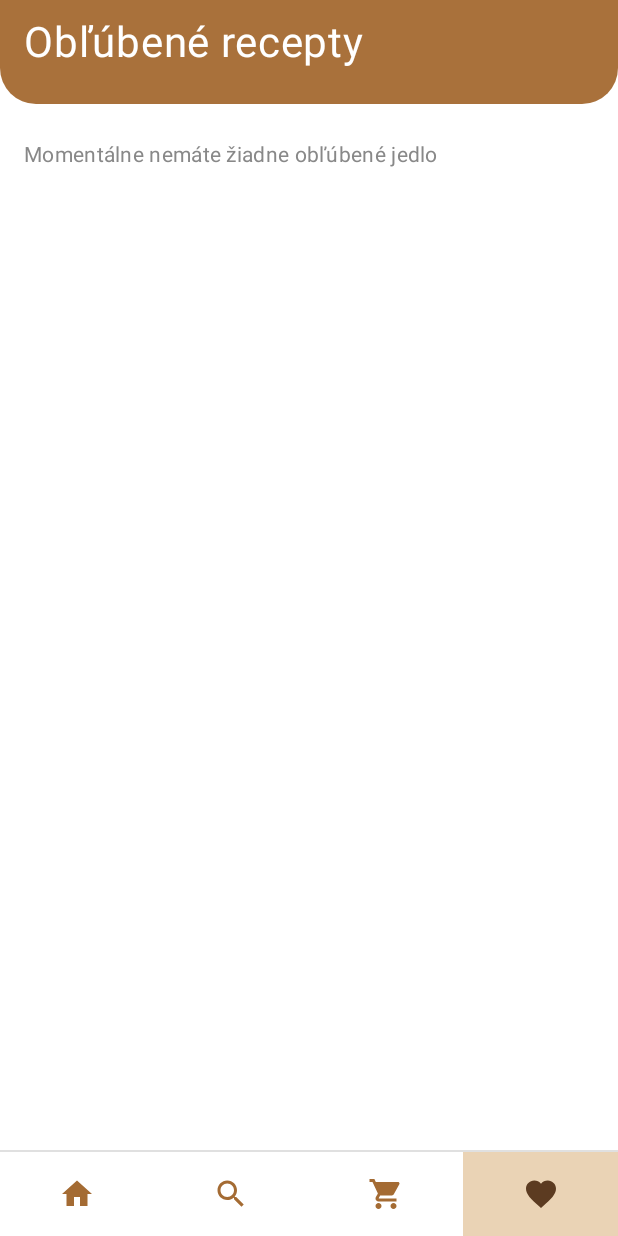
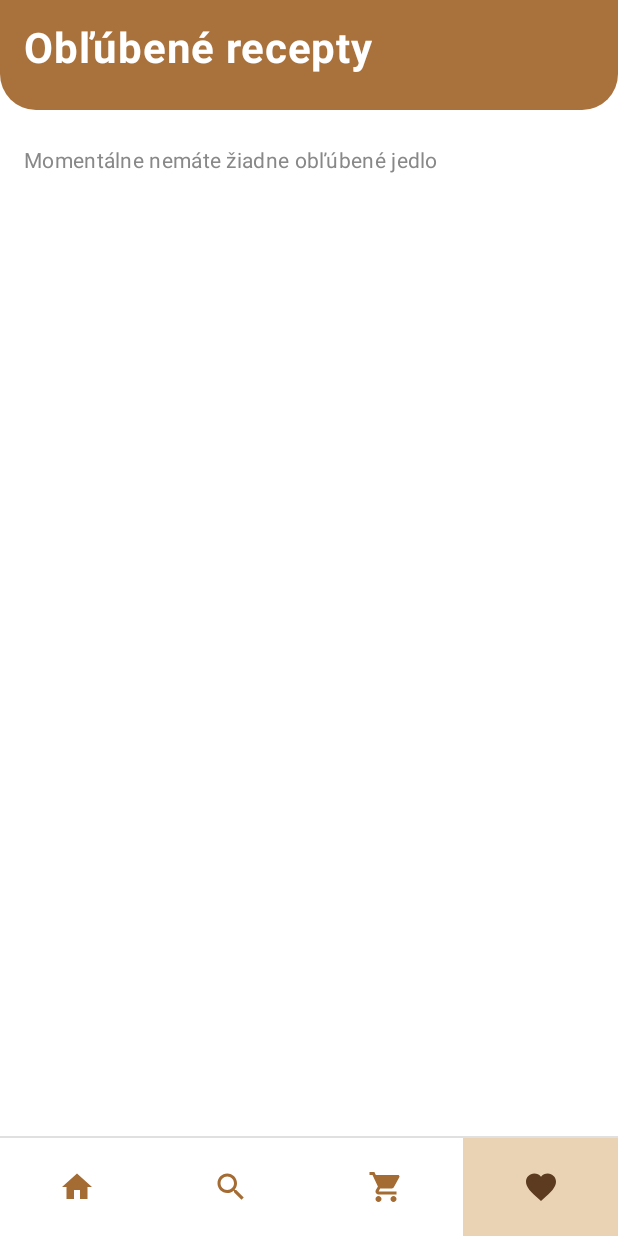
Before and after one commit to VladimirTison/SemestralnaPracaVAMZ, an Android app built with Jetpack Compose: the screen it shows after launch (MainActivity), after a tap on "Obľúbené", on a phone screen of 412 x 824 dp. Run offline under Robolectric (Android 15) with nearby library versions, the phone set to English and light mode, and no system bars; our stand-ins replace Room's generated code; 1 statement that could not run was skipped.

Commit message:
Drobné úpravy obrazoviek a sfunkčenie vyhľadávacieho poľa

```diff
--- a/app/src/main/java/com/example/vamz_tison/components/BottomMenuBar.kt
+++ b/app/src/main/java/com/example/vamz_tison/components/BottomMenuBar.kt
@@ -30,7 +30,7 @@ fun BottomMenuBar(
         Row(
             modifier = Modifier
                 .fillMaxWidth()
-                .height(56.dp)
+                .height(65.dp)
         ) {
             MenuItem(
                 selected = selected == "home",
--- /dev/null
+++ b/app/src/main/java/com/example/vamz_tison/components/Footer.kt
@@ -0,0 +1,38 @@
+package com.example.vamz_tison.components
+
+import androidx.compose.foundation.background
+import androidx.compose.foundation.layout.*
+import androidx.compose.material.Text
+import androidx.compose.runtime.Composable
+import androidx.compose.ui.Alignment
+import androidx.compose.ui.Modifier
+import androidx.compose.ui.graphics.Color
+import androidx.compose.ui.text.font.FontWeight
+import androidx.compose.ui.unit.dp
+import androidx.compose.ui.unit.sp
+
+@Composable
+fun FooterSection() {
+    Spacer(modifier = Modifier.height(32.dp))
+
+    Column(
+        modifier = Modifier
+            .fillMaxWidth()
+            .background(Color(0xFFA9713B))
+            .padding(vertical = 16.dp)
+    ) {
+        Text(
+            text = "Online kuchárka",
+            color = Color.White,
+            fontSize = 16.sp,
+            fontWeight = FontWeight.Bold,
+            modifier = Modifier.align(Alignment.CenterHorizontally)
+        )
+        Text(
+            text = "Vladimír Tisoň - semestrálna práca VAMZ",
+            color = Color.White,
+            fontSize = 14.sp,
+            modifier = Modifier.align(Alignment.CenterHorizontally)
+        )
+    }
+}
--- a/app/src/main/java/com/example/vamz_tison/components/RecipeGrid.kt
+++ b/app/src/main/java/com/example/vamz_tison/components/RecipeGrid.kt
@@ -13,6 +13,7 @@ import androidx.compose.material3.Text
 import androidx.compose.runtime.Composable
 import androidx.compose.ui.Alignment
 import androidx.compose.ui.Modifier
+import androidx.compose.ui.draw.clip
 import androidx.compose.ui.graphics.Color
 import androidx.compose.ui.graphics.asImageBitmap
 import androidx.compose.ui.layout.ContentScale
@@ -63,7 +64,8 @@ fun RecipeCard(food: FoodView, onClick: () -> Unit) {
                     contentDescription = food.name,
                     modifier = Modifier
                         .fillMaxWidth()
-                        .height(160.dp),
+                        .height(120.dp)
+                        .clip(RoundedCornerShape(8.dp)),
                     contentScale = ContentScale.Crop
                 )
             }
--- a/app/src/main/java/com/example/vamz_tison/screen/AllRecipesScreen.kt
+++ b/app/src/main/java/com/example/vamz_tison/screen/AllRecipesScreen.kt
@@ -26,6 +26,7 @@ import androidx.compose.ui.graphics.Color
 import androidx.compose.ui.unit.dp
 import androidx.compose.ui.unit.sp
 import androidx.compose.ui.text.font.FontWeight
+import com.example.vamz_tison.components.FooterSection
 import com.example.vamz_tison.viewmodel.AllRecipiesViewModel
 import com.example.vamz_tison.viewmodel.RecipeDetailViewModel
 import com.example.vamz_tison.components.RecipeGrid
@@ -270,6 +271,7 @@ fun AllRecipesScreen(
                                 Text("Filtrovať")
                             }
                         }
+
                     }
                 }
             }
--- a/app/src/main/java/com/example/vamz_tison/screen/FavoritesScreen.kt
+++ b/app/src/main/java/com/example/vamz_tison/screen/FavoritesScreen.kt
@@ -15,6 +15,7 @@ import androidx.compose.ui.Alignment
 import androidx.compose.ui.Modifier
 import androidx.compose.ui.graphics.Color
 import androidx.compose.ui.platform.LocalConfiguration
+import androidx.compose.ui.text.font.FontWeight
 import androidx.compose.ui.text.style.TextAlign
 import androidx.compose.ui.unit.dp
 import androidx.compose.ui.unit.sp
@@ -53,7 +54,7 @@ fun FavoritesScreen(viewModel: FavoritesViewModel = viewModel()) {
                         shape = RoundedCornerShape(bottomStart = 24.dp, bottomEnd = 24.dp)
                     )
                     .padding(
-                        top = WindowInsets.statusBars.asPaddingValues().calculateTopPadding() + 12.dp,
+                        top = WindowInsets.statusBars.asPaddingValues().calculateTopPadding() + 16.dp,
                         start = 16.dp,
                         end = 16.dp,
                         bottom = 24.dp
@@ -63,6 +64,7 @@ fun FavoritesScreen(viewModel: FavoritesViewModel = viewModel()) {
                     text = "Obľúbené recepty",
                     fontSize = 28.sp,
                     color = Color.White,
+                    fontWeight = FontWeight.Bold,
                     modifier = Modifier.align(Alignment.CenterStart)
                 )
             }
--- a/app/src/main/java/com/example/vamz_tison/screen/HomeScreen.kt
+++ b/app/src/main/java/com/example/vamz_tison/screen/HomeScreen.kt
@@ -12,6 +12,7 @@ import androidx.compose.foundation.rememberScrollState
 import androidx.compose.foundation.shape.CircleShape
 import androidx.compose.foundation.shape.RoundedCornerShape
 import androidx.compose.foundation.verticalScroll
+import androidx.compose.material.Card
 import androidx.compose.material.OutlinedTextField
 import androidx.compose.material.Text
 import androidx.compose.runtime.*
@@ -27,8 +28,10 @@ import androidx.compose.ui.res.painterResource
 import androidx.compose.ui.text.font.FontWeight
 import androidx.compose.ui.unit.dp
 import androidx.compose.ui.unit.sp
+import androidx.compose.ui.zIndex
 import androidx.lifecycle.viewmodel.compose.viewModel
 import com.example.vamz_tison.R
+import com.example.vamz_tison.components.FooterSection
 import com.example.vamz_tison.components.RecipeGrid
 import com.example.vamz_tison.viewmodel.AllRecipiesViewModel
 import com.example.vamz_tison.viewmodel.HomeViewModel
@@ -52,6 +55,14 @@ fun HomeScreen(
     val fontSize = if (isLandscape) 22.sp else 18.sp
     val headingFontSize = if (isLandscape) 24.sp else 20.sp
 
+    val filteredFoods = remember(searchText, uiState.foods) {
+        if (searchText.length >= 1) {
+            uiState.foods.filter {
+                it.name.contains(searchText, ignoreCase = true)
+            }.take(5)
+        } else emptyList()
+    }
+
     LaunchedEffect(Unit) {
         viewModel.loadHomeScreenBackground()
     }
@@ -74,6 +85,7 @@ fun HomeScreen(
             }
         )
     } else {
+        Box(modifier = Modifier.fillMaxSize()) {
             Column(
                 modifier = Modifier
                     .fillMaxSize()
@@ -92,10 +104,6 @@ fun HomeScreen(
                             bottom = 24.dp
                         )
                 ) {
-                Row(
-                    modifier = Modifier.fillMaxWidth(),
-                    verticalAlignment = Alignment.CenterVertically
-                ) {
                     Text(
                         text = "Online kuchárka",
                         fontSize = 28.sp,
@@ -103,20 +111,23 @@ fun HomeScreen(
                         color = Color.White
                     )
                 }
-            }
 
                 Spacer(modifier = Modifier.height(16.dp))
 
+                Box(
+                    modifier = Modifier
+                        .fillMaxWidth()
+                        .padding(horizontal = 24.dp)
+                ) {
                     OutlinedTextField(
                         value = searchText,
                         onValueChange = { searchText = it },
-                modifier = Modifier
-                    .fillMaxWidth()
-                    .padding(horizontal = 24.dp),
+                        modifier = Modifier.fillMaxWidth(),
                         placeholder = { Text("Zadajte hľadaný výraz") },
                         singleLine = true,
                         shape = RoundedCornerShape(12.dp)
                     )
+                }
 
                 Spacer(modifier = Modifier.height(16.dp))
 
@@ -236,25 +247,41 @@ fun HomeScreen(
                     onRecipeClick = { selectedDetailId = it.id }
                 )
 
-            Spacer(modifier = Modifier.height(32.dp))
+                FooterSection()
+            }
 
-            Column(modifier = Modifier
+            if (filteredFoods.isNotEmpty()) {
+                val suggestionOffset = if (isLandscape) 170.dp else 190.dp
+                Column(
+                    modifier = Modifier
                         .fillMaxWidth()
-                .background(Color(0xFFA9713B))
-                .padding(vertical = 16.dp)) {
+                        .zIndex(1f)
+                        .padding(horizontal = 32.dp)
+                        .padding(top = suggestionOffset)
+                        .background(Color.Transparent)
+                ) {
+                    Card(
+                        elevation = 8.dp,
+                        shape = RoundedCornerShape(12.dp),
+                        modifier = Modifier.fillMaxWidth()
+                    ) {
+                        Column(modifier = Modifier.padding(12.dp)) {
+                            filteredFoods.forEach { food ->
                                 Text(
-                    text = "Online kuchárka",
-                    color = Color.White,
-                    fontSize = 16.sp,
-                    fontWeight = FontWeight.Bold,
-                    modifier = Modifier.align(Alignment.CenterHorizontally)
+                                    text = food.name,
+                                    modifier = Modifier
+                                        .fillMaxWidth()
+                                        .clickable {
+                                            selectedDetailId = food.id
+                                            searchText = ""
+                                        }
+                                        .padding(vertical = 8.dp),
+                                    fontWeight = FontWeight.Medium
                                 )
-                Text(
-                    text = "Vladimír Tisoň - semestrálna práca VAMZ",
-                    color = Color.White,
-                    fontSize = 14.sp,
-                    modifier = Modifier.align(Alignment.CenterHorizontally)
-                )
+                            }
+                        }
+                    }
+                }
             }
         }
     }
--- a/app/src/main/java/com/example/vamz_tison/screen/MainScreen.kt
+++ b/app/src/main/java/com/example/vamz_tison/screen/MainScreen.kt
@@ -9,6 +9,7 @@ import androidx.compose.ui.Modifier
 import androidx.compose.ui.unit.dp
 import androidx.lifecycle.viewmodel.compose.viewModel
 import com.example.vamz_tison.components.BottomMenuBar
+import com.example.vamz_tison.components.FooterSection
 import com.example.vamz_tison.database.AppRepository
 import com.example.vamz_tison.viewmodel.AllRecipiesViewModel
 import com.example.vamz_tison.viewmodel.FavoritesViewModel
--- a/app/src/main/java/com/example/vamz_tison/screen/RecipeDetailScreen.kt
+++ b/app/src/main/java/com/example/vamz_tison/screen/RecipeDetailScreen.kt
@@ -25,6 +25,7 @@ import androidx.compose.ui.text.font.FontWeight
 import androidx.compose.ui.unit.dp
 import androidx.compose.ui.unit.sp
 import com.example.vamz_tison.R
+import com.example.vamz_tison.components.FooterSection
 import com.example.vamz_tison.viewmodel.RecipeDetailViewModel
 
 @Composable
@@ -89,7 +90,6 @@ fun RecipeImageScreen(
                     tint = Color(0xFF5D3A1A)
                 )
             }
-
 
 
             // tlacidlo oblubene
@@ -247,9 +247,7 @@ fun RecipeImageScreen(
                         )
                     }
                 }
-
             }
-
 
         }
     }
--- a/app/src/main/java/com/example/vamz_tison/screen/ShoppingListDetailScreen.kt
+++ b/app/src/main/java/com/example/vamz_tison/screen/ShoppingListDetailScreen.kt
@@ -49,8 +49,8 @@ fun ShoppingListDetailScreen(
                         shape = RoundedCornerShape(bottomStart = 24.dp, bottomEnd = 24.dp)
                     )
                     .padding(
-                        top = WindowInsets.statusBars.asPaddingValues().calculateTopPadding() + 12.dp,
-                        start = 8.dp,
+                        top = WindowInsets.statusBars.asPaddingValues().calculateTopPadding() + 16.dp,
+                        start = 16.dp,
                         end = 16.dp,
                         bottom = 24.dp
                     )
```
Also changed, not shown: app/src/main/java/com/example/vamz_tison/screen/ShoppingListsScreen.kt (+6 -3 lines). Lines whose indentation alone changed are shown as unchanged.
